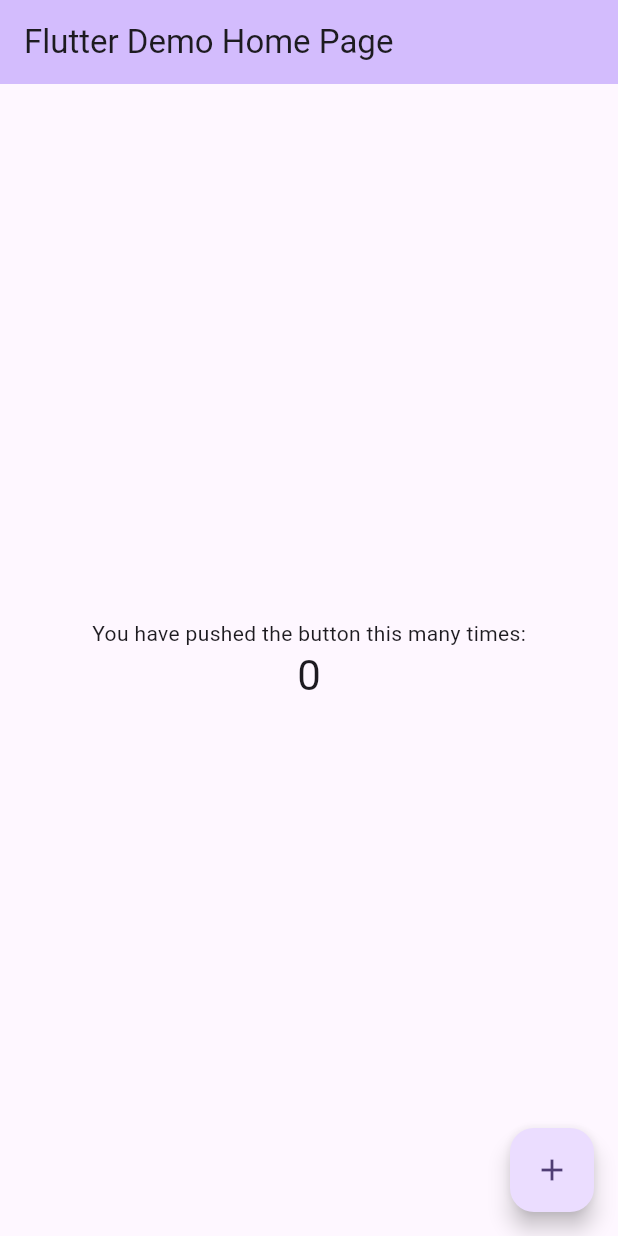
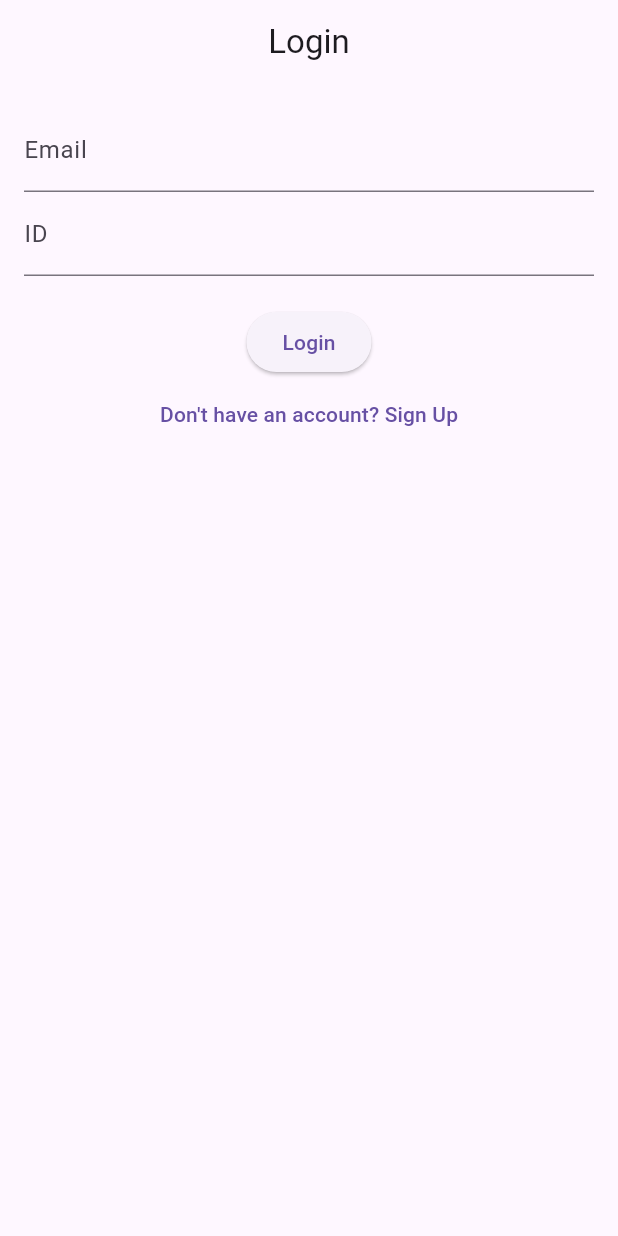
Before and after one commit to mahamudsourov/lost_and_found, a Flutter app: the screen it shows after launch, on a phone screen of 412 x 824 dp. Run offline on Flutter 3.47's test engine with Material 3 defaults, Android fonts, the phone set to English and light mode, and no system bars.

Commit message:
app_structure

```diff
--- a/lib/main.dart
+++ b/lib/main.dart
@@ -1,122 +1,25 @@
 import 'package:flutter/material.dart';
+import 'screens/login_screen.dart';
+import 'screens/signup_screen.dart';
+import 'screens/home_screen.dart';
 
 void main() {
-  runApp(const MyApp());
+  runApp(LostAndFoundApp());
 }
 
-class MyApp extends StatelessWidget {
-  const MyApp({super.key});
-
-  // This widget is the root of your application.
+class LostAndFoundApp extends StatelessWidget {
   @override
   Widget build(BuildContext context) {
     return MaterialApp(
-      title: 'Flutter Demo',
-      theme: ThemeData(
-        // This is the theme of your application.
-        //
-        // TRY THIS: Try running your application with "flutter run". You'll see
-        // the application has a purple toolbar. Then, without quitting the app,
-        // try changing the seedColor in the colorScheme below to Colors.green
-        // and then invoke "hot reload" (save your changes or press the "hot
-        // reload" button in a Flutter-supported IDE, or press "r" if you used
-        // the command line to start the app).
-        //
-        // Notice that the counter didn't reset back to zero; the application
-        // state is not lost during the reload. To reset the state, use hot
-        // restart instead.
-        //
-        // This works for code too, not just values: Most code changes can be
-        // tested with just a hot reload.
-        colorScheme: ColorScheme.fromSeed(seedColor: Colors.deepPurple),
-      ),
-      home: const MyHomePage(title: 'Flutter Demo Home Page'),
+      debugShowCheckedModeBanner: false,
+      title: 'Lost & Found',
+      theme: ThemeData(primarySwatch: Colors.blue),
+      initialRoute: '/',
+      routes: {
+        '/': (context) => LoginScreen(),
+        '/signup': (context) => SignupScreen(),
+        '/home': (context) => HomeScreen(),
+      },
     );
   }
 }
-
-class MyHomePage extends StatefulWidget {
-  const MyHomePage({super.key, required this.title});
-
-  // This widget is the home page of your application. It is stateful, meaning
-  // that it has a State object (defined below) that contains fields that affect
-  // how it looks.
-
-  // This class is the configuration for the state. It holds the values (in this
-  // case the title) provided by the parent (in this case the App widget) and
-  // used by the build method of the State. Fields in a Widget subclass are
-  // always marked "final".
-
-  final String title;
-
-  @override
-  State<MyHomePage> createState() => _MyHomePageState();
-}
-
-class _MyHomePageState extends State<MyHomePage> {
-  int _counter = 0;
-
-  void _incrementCounter() {
-    setState(() {
-      // This call to setState tells the Flutter framework that something has
-      // changed in this State, which causes it to rerun the build method below
-      // so that the display can reflect the updated values. If we changed
-      // _counter without calling setState(), then the build method would not be
-      // called again, and so nothing would appear to happen.
-      _counter++;
-    });
-  }
-
-  @override
-  Widget build(BuildContext context) {
-    // This method is rerun every time setState is called, for instance as done
-    // by the _incrementCounter method above.
-    //
-    // The Flutter framework has been optimized to make rerunning build methods
-    // fast, so that you can just rebuild anything that needs updating rather
-    // than having to individually change instances of widgets.
-    return Scaffold(
-      appBar: AppBar(
-        // TRY THIS: Try changing the color here to a specific color (to
-        // Colors.amber, perhaps?) and trigger a hot reload to see the AppBar
-        // change color while the other colors stay the same.
-        backgroundColor: Theme.of(context).colorScheme.inversePrimary,
-        // Here we take the value from the MyHomePage object that was created by
-        // the App.build method, and use it to set our appbar title.
-        title: Text(widget.title),
-      ),
-      body: Center(
-        // Center is a layout widget. It takes a single child and positions it
-        // in the middle of the parent.
-        child: Column(
-          // Column is also a layout widget. It takes a list of children and
-          // arranges them vertically. By default, it sizes itself to fit its
-          // children horizontally, and tries to be as tall as its parent.
-          //
-          // Column has various properties to control how it sizes itself and
-          // how it positions its children. Here we use mainAxisAlignment to
-          // center the children vertically; the main axis here is the vertical
-          // axis because Columns are vertical (the cross axis would be
-          // horizontal).
-          //
-          // TRY THIS: Invoke "debug painting" (choose the "Toggle Debug Paint"
-          // action in the IDE, or press "p" in the console), to see the
-          // wireframe for each widget.
-          mainAxisAlignment: MainAxisAlignment.center,
-          children: <Widget>[
-            const Text('You have pushed the button this many times:'),
-            Text(
-              '$_counter',
-              style: Theme.of(context).textTheme.headlineMedium,
-            ),
-          ],
-        ),
-      ),
-      floatingActionButton: FloatingActionButton(
-        onPressed: _incrementCounter,
-        tooltip: 'Increment',
-        child: const Icon(Icons.add),
-      ), // This trailing comma makes auto-formatting nicer for build methods.
-    );
-  }
-}
--- /dev/null
+++ b/lib/screens/login_screen.dart
@@ -0,0 +1,52 @@
+import 'package:flutter/material.dart';
+
+class LoginScreen extends StatefulWidget {
+  @override
+  _LoginScreenState createState() => _LoginScreenState();
+}
+
+class _LoginScreenState extends State<LoginScreen> {
+  final _formKey = GlobalKey<FormState>();
+  String? email, id;
+
+  @override
+  Widget build(BuildContext context) {
+    return Scaffold(
+      appBar: AppBar(title: Center(child: Text('Login'))),
+      body: Padding(
+        padding: EdgeInsets.all(16.0),
+        child: Form(
+          key: _formKey,
+          child: Column(
+            children: [
+              TextFormField(
+                decoration: InputDecoration(labelText: 'Email'),
+                onSaved: (value) => email = value,
+                validator: (value) => value!.isEmpty ? 'Enter email' : null,
+              ),
+              TextFormField(
+                decoration: InputDecoration(labelText: 'ID'),
+                onSaved: (value) => id = value,
+                validator: (value) => value!.isEmpty ? 'Enter ID' : null,
+              ),
+              SizedBox(height: 20),
+              ElevatedButton(
+                onPressed: () {
+                  if (_formKey.currentState!.validate()) {
+                    _formKey.currentState!.save();
+                    Navigator.pushReplacementNamed(context, '/home');
+                  }
+                },
+                child: Text('Login'),
+              ),
+              TextButton(
+                onPressed: () => Navigator.pushNamed(context, '/signup'),
+                child: Text('Don\'t have an account? Sign Up'),
+              ),
+            ],
+          ),
+        ),
+      ),
+    );
+  }
+}
```
Also changed, not shown: lib/screens/claim_item_screen.dart (added, +25 -0 lines), lib/screens/claimed_items_screen.dart (added, +15 -0 lines), lib/screens/found_item_screen.dart (added, +15 -0 lines), lib/screens/home_page.dart (added, +20 -0 lines), lib/screens/home_screen.dart (added, +53 -0 lines), lib/screens/lost_items_screens.dart (added, +15 -0 lines), lib/screens/post_found_item_screen.dart (added, +45 -0 lines), lib/screens/post_lost_item_screen.dart (added, +45 -0 lines), lib/screens/profile_screen.dart (added, +15 -0 lines), lib/screens/signup_screen.dart (added, +53 -0 lines).
